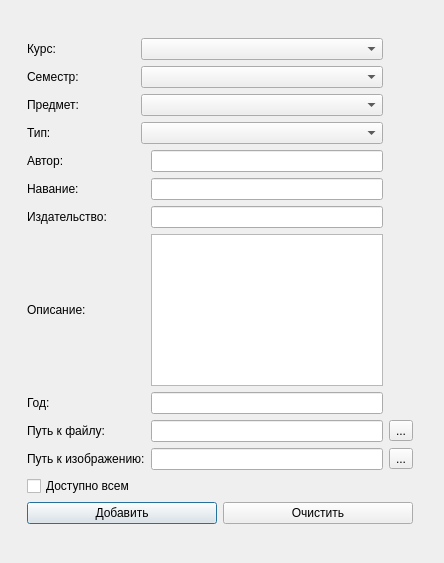
First picture: the form in addform.ui, repository andron58/catalogue, before the edit.
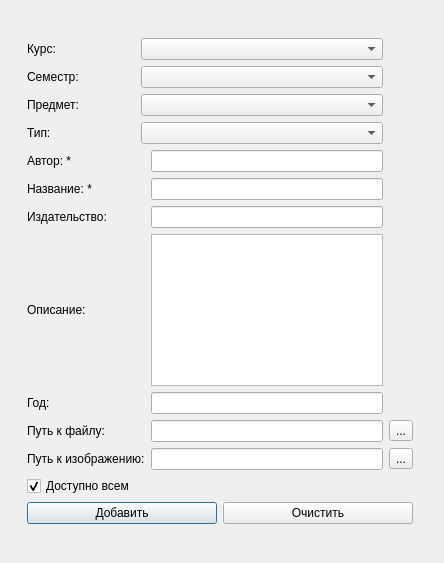
Second picture: the form after the edit.

Diff of the .ui file:
```diff
--- a/addform.ui
+++ b/addform.ui
@@ -103,7 +103,7 @@
       <item row="4" column="0">
        <widget class="QLabel" name="label_5">
         <property name="text">
-         <string>Автор:</string>
+         <string>Автор: *</string>
         </property>
        </widget>
       </item>
@@ -113,7 +113,7 @@
       <item row="5" column="0">
        <widget class="QLabel" name="label_7">
         <property name="text">
-         <string>Навание:</string>
+         <string>Название: *</string>
         </property>
        </widget>
       </item>
@@ -172,6 +172,9 @@
         <property name="text">
          <string>Доступно всем</string>
         </property>
+        <property name="checked">
+         <bool>true</bool>
+        </property>
        </widget>
       </item>
       <item row="10" column="3">
```
Left out of the diff: 23 changed lines with no effect on the pictures.
